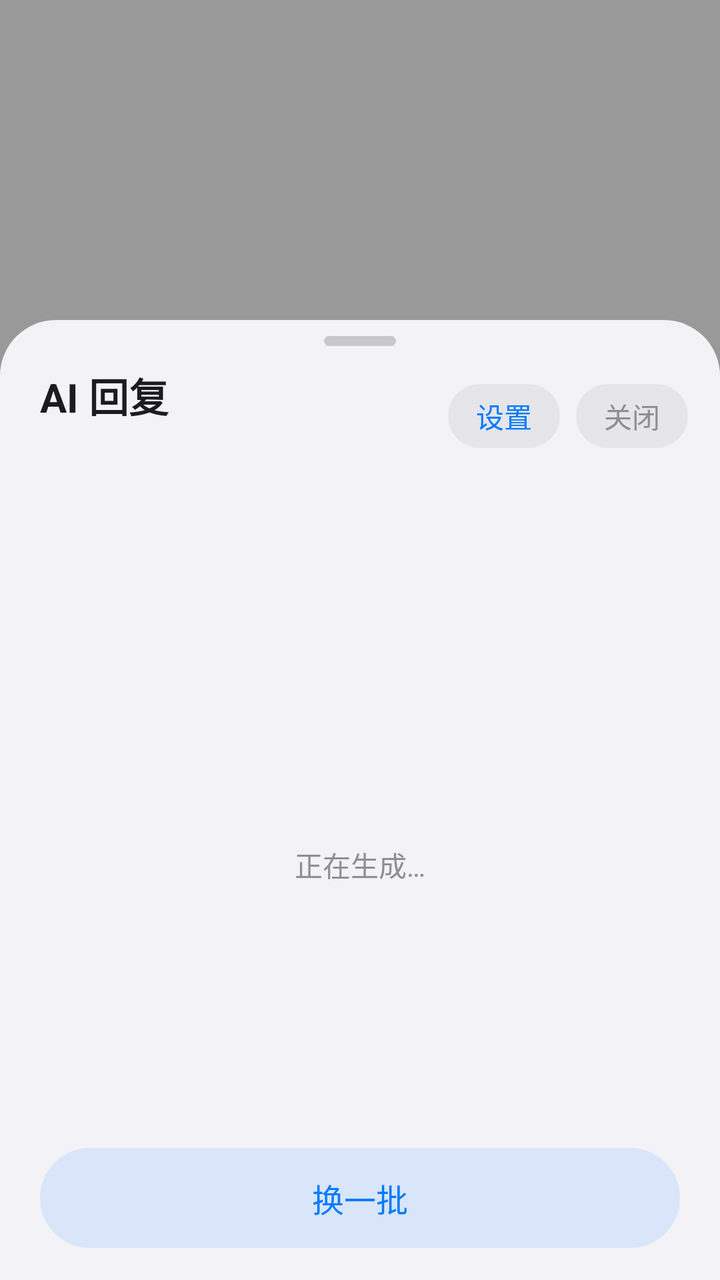
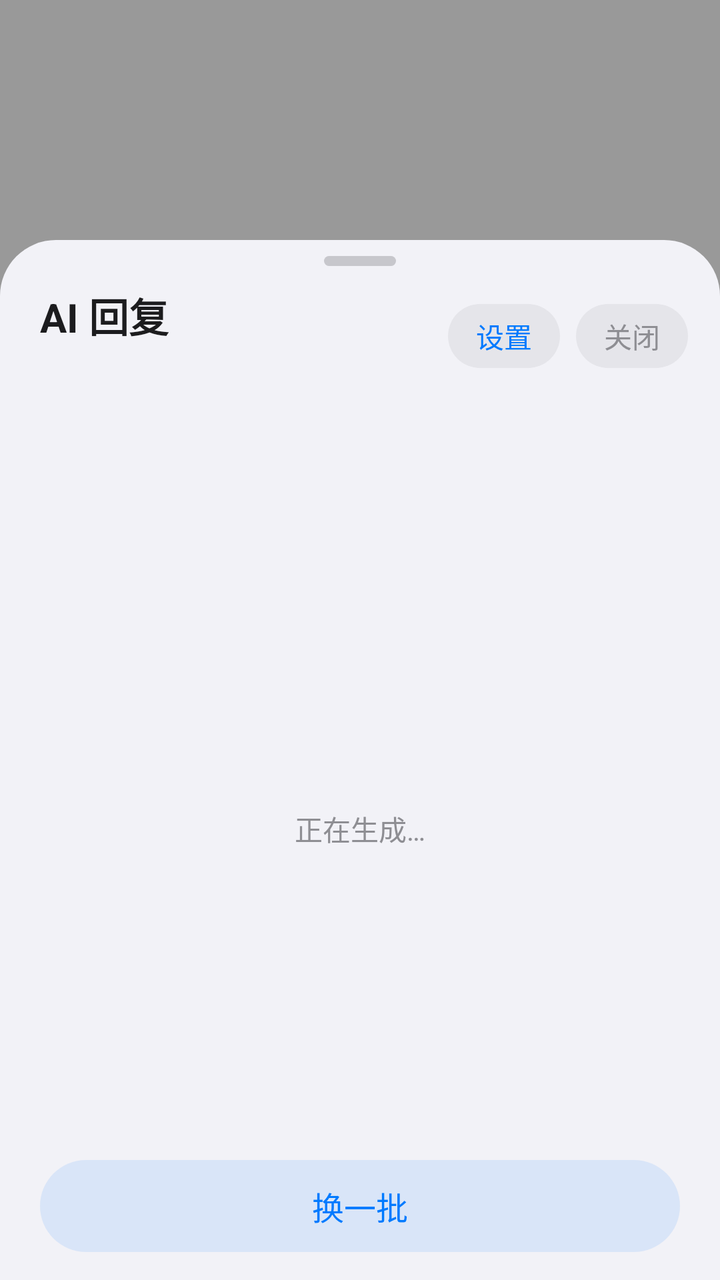

Screens rendered from an Android XML layout before and after an edit, with the pre-edit source and the edit as a unified diff.
<!-- AndroidManifest.xml: activity theme Theme.ReplyPanel -->
<!-- res/layout/activity_reply.xml -->
<?xml version="1.0" encoding="utf-8"?>
<FrameLayout xmlns:android="http://schemas.android.com/apk/res/android"
    android:layout_width="match_parent"
    android:layout_height="match_parent">

    <View
        android:id="@+id/scrim"
        android:layout_width="match_parent"
        android:layout_height="match_parent"
        android:background="@color/scrim" />

    <LinearLayout
        android:id="@+id/panel"
        android:layout_width="match_parent"
        android:layout_height="480dp"
        android:layout_gravity="bottom"
        android:background="@drawable/bg_sheet"
        android:orientation="vertical"
        android:paddingBottom="16dp">

        <View
            android:layout_width="36dp"
            android:layout_height="5dp"
            android:layout_gravity="center_horizontal"
            android:layout_marginTop="8dp"
            android:background="@drawable/bg_handle" />

        <LinearLayout
            android:layout_width="match_parent"
            android:layout_height="wrap_content"
            android:layout_marginTop="10dp"
            android:gravity="center_vertical"
            android:orientation="horizontal"
            android:paddingStart="20dp"
            android:paddingEnd="16dp">

            <LinearLayout
                android:layout_width="0dp"
                android:layout_height="wrap_content"
                android:layout_weight="1"
                android:orientation="vertical">

                <TextView
                    android:layout_width="wrap_content"
                    android:layout_height="wrap_content"
                    android:text="AI 回复"
                    android:textColor="@color/ios_label"
                    android:textSize="20sp"
                    android:textStyle="bold" />

                <TextView
                    android:id="@+id/tvSubtitle"
                    android:layout_width="match_parent"
                    android:layout_height="wrap_content"
                    android:layout_marginTop="3dp"
                    android:ellipsize="end"
                    android:maxLines="1"
                    android:textColor="@color/ios_secondary"
                    android:textSize="13sp" />
            </LinearLayout>

            <TextView
                android:id="@+id/btnSettings"
                android:layout_width="wrap_content"
                android:layout_height="32dp"
                android:background="@drawable/bg_capsule_chip"
                android:gravity="center"
                android:paddingStart="14dp"
                android:paddingEnd="14dp"
                android:text="设置"
                android:textColor="@color/ios_blue"
                android:textSize="14sp" />

            <TextView
                android:id="@+id/btnClose"
                android:layout_width="wrap_content"
                android:layout_height="32dp"
                android:layout_marginStart="8dp"
                android:background="@drawable/bg_capsule_chip"
                android:gravity="center"
                android:paddingStart="14dp"
                android:paddingEnd="14dp"
                android:text="关闭"
                android:textColor="@color/ios_secondary"
                android:textSize="14sp" />
        </LinearLayout>

        <FrameLayout
            android:layout_width="match_parent"
            android:layout_height="0dp"
            android:layout_marginTop="14dp"
            android:layout_weight="1">

            <androidx.recyclerview.widget.RecyclerView
                android:id="@+id/list"
                android:layout_width="match_parent"
                android:layout_height="match_parent"
                android:clipToPadding="false"
                android:paddingStart="16dp"
                android:paddingEnd="16dp"
                android:paddingBottom="4dp"
                android:visibility="gone" />

            <LinearLayout
                android:id="@+id/loading"
                android:layout_width="match_parent"
                android:layout_height="match_parent"
                android:gravity="center"
                android:orientation="vertical">

                <ProgressBar
                    android:layout_width="40dp"
                    android:layout_height="40dp" />

                <TextView
                    android:layout_width="wrap_content"
                    android:layout_height="wrap_content"
                    android:layout_marginTop="12dp"
                    android:text="正在生成…"
                    android:textColor="@color/ios_secondary"
                    android:textSize="14sp" />
            </LinearLayout>

            <ScrollView
                android:id="@+id/errorScroll"
                android:layout_width="match_parent"
                android:layout_height="match_parent"
                android:visibility="gone">

                <LinearLayout
                    android:layout_width="match_parent"
                    android:layout_height="wrap_content"
                    android:gravity="center_horizontal"
                    android:orientation="vertical"
                    android:paddingBottom="16dp">

                    <TextView
                        android:id="@+id/tvError"
                        android:layout_width="match_parent"
                        android:layout_height="wrap_content"
                        android:gravity="center"
                        android:lineSpacingExtra="5dp"
                        android:paddingStart="20dp"
                        android:paddingTop="16dp"
                        android:paddingEnd="20dp"
                        android:textColor="@color/ios_secondary"
                        android:textSize="15sp" />

                    <TextView
                        android:id="@+id/btnUseClipboard"
                        android:layout_width="wrap_content"
                        android:layout_height="44dp"
                        android:layout_marginTop="16dp"
                        android:background="@drawable/bg_capsule_soft_blue"
                        android:gravity="center"
                        android:paddingStart="20dp"
                        android:paddingEnd="20dp"
                        android:text="改用剪贴板内容生成"
                        android:textColor="@color/ios_blue"
                        android:textSize="14sp"
                        android:textStyle="bold"
                        android:visibility="gone" />
                </LinearLayout>
            </ScrollView>

            
            <LinearLayout
                android:id="@+id/emptyState"
                android:layout_width="match_parent"
                android:layout_height="wrap_content"
                android:layout_gravity="center"
                android:layout_marginStart="20dp"
                android:layout_marginEnd="20dp"
                android:background="@drawable/bg_card_status"
                android:gravity="center"
                android:orientation="vertical"
                android:padding="24dp"
                android:visibility="gone">

                <TextView
                    android:layout_width="wrap_content"
                    android:layout_height="wrap_content"
                    android:text="还没设置 API Key"
                    android:textColor="@color/ios_label"
                    android:textSize="17sp"
                    android:textStyle="bold" />

                <TextView
                    android:layout_width="match_parent"
                    android:layout_height="wrap_content"
                    android:layout_marginTop="8dp"
                    android:gravity="center"
                    android:lineSpacingExtra="4dp"
                    android:text="填好接口地址和 Key 之后，这里就会生成 3 条回复"
                    android:textColor="@color/ios_secondary"
                    android:textSize="13sp" />

                <TextView
                    android:id="@+id/btnGotoSettings"
                    android:layout_width="wrap_content"
                    android:layout_height="48dp"
                    android:layout_marginTop="18dp"
                    android:background="@drawable/bg_capsule_primary"
                    android:gravity="center"
                    android:paddingStart="26dp"
                    android:paddingEnd="26dp"
                    android:text="去填写 API Key"
                    android:textColor="#FFFFFF"
                    android:textSize="15sp"
                    android:textStyle="bold" />
            </LinearLayout>
        </FrameLayout>

        <TextView
            android:id="@+id/btnRetry"
            android:layout_width="match_parent"
            android:layout_height="50dp"
            android:layout_marginStart="20dp"
            android:layout_marginTop="8dp"
            android:layout_marginEnd="20dp"
            android:background="@drawable/bg_capsule_soft_blue"
            android:gravity="center"
            android:text="换一批"
            android:textColor="@color/ios_blue"
            android:textSize="16sp" />

    </LinearLayout>
</FrameLayout>
<!-- resources referenced by this layout -->
<resources>
  <color name="ios_blue">#007AFF</color>
  <color name="ios_label">#1C1C1E</color>
  <color name="ios_secondary">#8E8E93</color>
  <color name="scrim">#66000000</color>
  <!-- drawable bg_capsule_chip (drawable) -->
  <?xml version="1.0" encoding="utf-8"?>
  <ripple xmlns:android="http://schemas.android.com/apk/res/android"
      android:color="#1A007AFF">
      <item>
          <shape android:shape="rectangle">
              <solid android:color="#E5E5EA" />
              <corners android:radius="999dp" />
          </shape>
      </item>
  </ripple>
  <!-- drawable bg_capsule_primary (drawable) -->
  <?xml version="1.0" encoding="utf-8"?>
  <ripple xmlns:android="http://schemas.android.com/apk/res/android"
      android:color="#33FFFFFF">
      <item>
          <shape android:shape="rectangle">
              <solid android:color="#007AFF" />
              <corners android:radius="999dp" />
          </shape>
      </item>
  </ripple>
  <!-- drawable bg_capsule_soft_blue (drawable) -->
  <?xml version="1.0" encoding="utf-8"?>
  <ripple xmlns:android="http://schemas.android.com/apk/res/android"
      android:color="#1A007AFF">
      <item>
          <shape android:shape="rectangle">
              <solid android:color="#1A007AFF" />
              <corners android:radius="999dp" />
          </shape>
      </item>
  </ripple>
  <!-- drawable bg_card_status (drawable) -->
  <?xml version="1.0" encoding="utf-8"?>
  <shape xmlns:android="http://schemas.android.com/apk/res/android"
      android:shape="rectangle">
      <solid android:color="#FFFFFF" />
      <corners android:radius="20dp" />
  </shape>
  <!-- drawable bg_handle (drawable) -->
  <?xml version="1.0" encoding="utf-8"?>
  <shape xmlns:android="http://schemas.android.com/apk/res/android"
      android:shape="rectangle">
      <solid android:color="#C7C7CC" />
      <corners android:radius="999dp" />
  </shape>
  <!-- drawable bg_sheet (drawable) -->
  <?xml version="1.0" encoding="utf-8"?>
  <shape xmlns:android="http://schemas.android.com/apk/res/android"
      android:shape="rectangle">
      <solid android:color="#F2F2F7" />
      <corners
          android:topLeftRadius="28dp"
          android:topRightRadius="28dp" />
  </shape>
  <style name="Theme.ReplyPanel" parent="Theme.Material3.Light.NoActionBar">
          <item name="android:windowIsTranslucent">true</item>
          <item name="android:windowBackground">@android:color/transparent</item>
          <item name="android:backgroundDimEnabled">false</item>
          <item name="android:windowNoTitle">true</item>
          <item name="android:windowIsFloating">false</item>
          <item name="android:statusBarColor">@android:color/transparent</item>
          <item name="android:navigationBarColor">@android:color/transparent</item>
          <item name="android:windowAnimationStyle">@null</item>
      </style>
</resources>

<!-- the commit's change to res/layout/activity_reply.xml (unified diff, before → after) -->
@@ -12,11 +12,11 @@
     <LinearLayout
         android:id="@+id/panel"
         android:layout_width="match_parent"
-        android:layout_height="480dp"
+        android:layout_height="520dp"
         android:layout_gravity="bottom"
         android:background="@drawable/bg_sheet"
         android:orientation="vertical"
-        android:paddingBottom="16dp">
+        android:paddingBottom="14dp">
 
         <View
             android:layout_width="36dp"
@@ -88,7 +88,7 @@
         <FrameLayout
             android:layout_width="match_parent"
             android:layout_height="0dp"
-            android:layout_marginTop="14dp"
+            android:layout_marginTop="10dp"
             android:layout_weight="1">
 
             <androidx.recyclerview.widget.RecyclerView
@@ -191,7 +191,7 @@
                     android:layout_marginTop="8dp"
                     android:gravity="center"
                     android:lineSpacingExtra="4dp"
-                    android:text="填好接口地址和 Key 之后，这里就会生成 3 条回复"
+                    android:text="填好接口地址和 Key 之后，这里就会生成 5 条回复"
                     android:textColor="@color/ios_secondary"
                     android:textSize="13sp" />
 
@@ -214,9 +214,9 @@
         <TextView
             android:id="@+id/btnRetry"
             android:layout_width="match_parent"
-            android:layout_height="50dp"
+            android:layout_height="46dp"
             android:layout_marginStart="20dp"
-            android:layout_marginTop="8dp"
+            android:layout_marginTop="6dp"
             android:layout_marginEnd="20dp"
             android:background="@drawable/bg_capsule_soft_blue"
             android:gravity="center"
